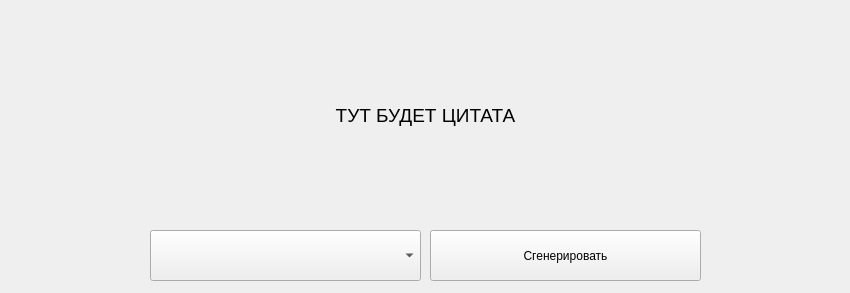
First picture: the form in UI/gui.ui, repository 3v1lkrot666/quoteGeneration, before the edit.
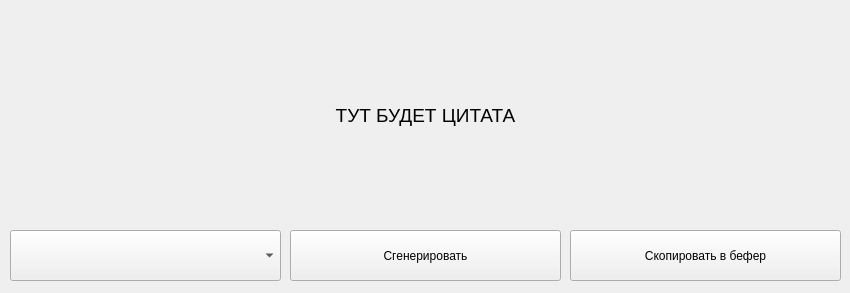
Second picture: the form after the edit.

Diff of the .ui file:
```diff
--- a/UI/gui.ui
+++ b/UI/gui.ui
@@ -35,7 +35,7 @@
    <widget class="QPushButton" name="pushButton">
     <property name="geometry">
      <rect>
-      <x>430</x>
+      <x>290</x>
       <y>230</y>
       <width>271</width>
       <height>51</height>
@@ -48,7 +48,7 @@
    <widget class="QComboBox" name="comboBox_2">
     <property name="geometry">
      <rect>
-      <x>150</x>
+      <x>10</x>
       <y>230</y>
       <width>271</width>
       <height>51</height>
@@ -109,6 +109,19 @@
      <set>Qt::NoTextInteraction</set>
     </property>
    </widget>
+   <widget class="QPushButton" name="pushButton_2">
+    <property name="geometry">
+     <rect>
+      <x>570</x>
+      <y>230</y>
+      <width>271</width>
+      <height>51</height>
+     </rect>
+    </property>
+    <property name="text">
+     <string>Скопировать в бефер</string>
+    </property>
+   </widget>
   </widget>
  </widget>
  <resources/>
```
